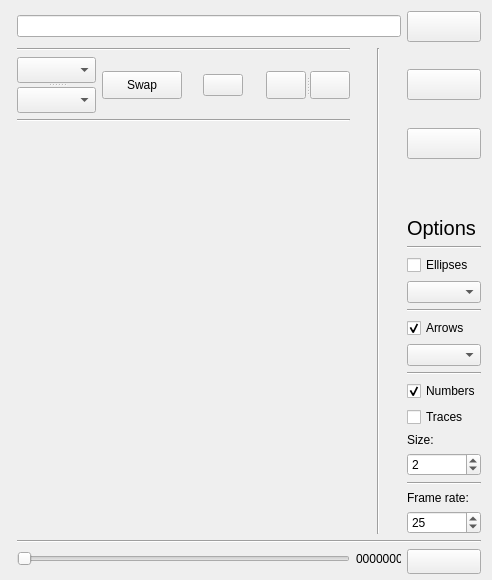
This is src/replay.ui in FastTrackOrg/FastTrack as Qt 5 draws it before an edit. The edited form follows.
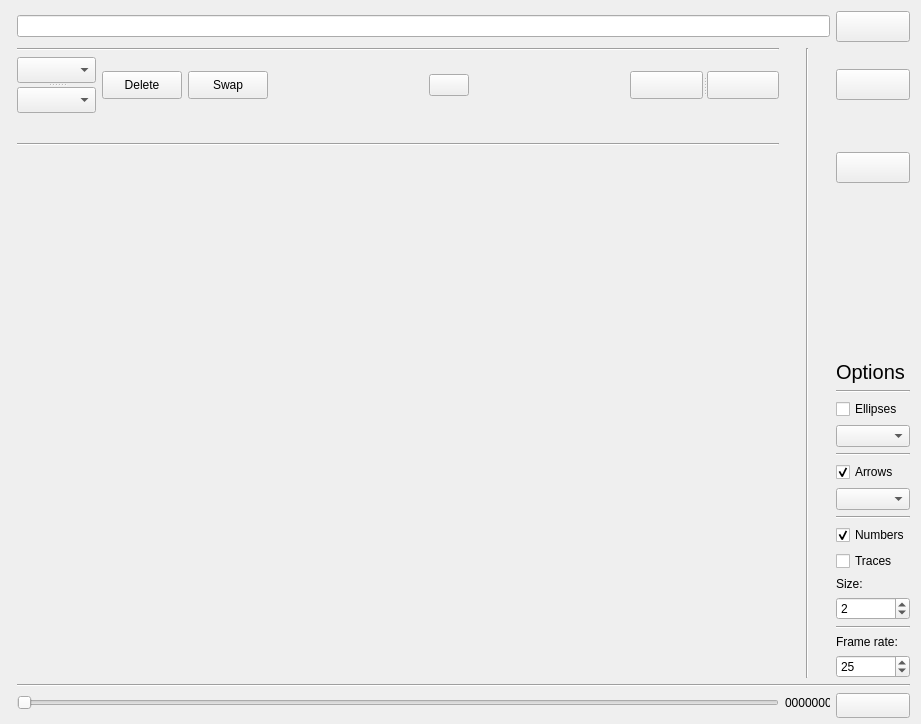
This is the edited form.

Commit message: [feat] replay: add delete option

```diff
--- a/src/replay.ui
+++ b/src/replay.ui
@@ -6,63 +6,138 @@
    <rect>
     <x>0</x>
     <y>0</y>
-    <width>492</width>
-    <height>580</height>
+    <width>921</width>
+    <height>724</height>
    </rect>
   </property>
   <property name="windowTitle">
    <string>Replay</string>
   </property>
   <layout class="QGridLayout" name="gridLayout">
-   <item row="20" column="8">
-    <widget class="QSpinBox" name="replayFps">
-     <property name="minimum">
-      <number>1</number>
+   <item row="7" column="1" colspan="7">
+    <widget class="Line" name="line_4">
+     <property name="orientation">
+      <enum>Qt::Horizontal</enum>
      </property>
-     <property name="maximum">
-      <number>1000</number>
+    </widget>
+   </item>
+   <item row="22" column="9">
+    <widget class="Line" name="line_11">
+     <property name="orientation">
+      <enum>Qt::Horizontal</enum>
      </property>
-     <property name="value">
-      <number>25</number>
+    </widget>
+   </item>
+   <item row="23" column="9">
+    <widget class="QLabel" name="label_2">
+     <property name="text">
+      <string>Frame rate:</string>
+     </property>
+    </widget>
+   </item>
+   <item row="26" column="1" colspan="7">
+    <widget class="QSlider" name="replaySlider">
+     <property name="orientation">
+      <enum>Qt::Horizontal</enum>
+     </property>
+     <property name="invertedAppearance">
+      <bool>false</bool>
+     </property>
+     <property name="invertedControls">
+      <bool>false</bool>
+     </property>
+    </widget>
+   </item>
+   <item row="25" column="1" colspan="9">
+    <widget class="Line" name="line_2">
+     <property name="orientation">
+      <enum>Qt::Horizontal</enum>
+     </property>
+    </widget>
+   </item>
+   <item row="26" column="9">
+    <widget class="QPushButton" name="playReplay">
+     <property name="sizePolicy">
+      <sizepolicy hsizetype="Ignored" vsizetype="Ignored">
+       <horstretch>0</horstretch>
+       <verstretch>0</verstretch>
+      </sizepolicy>
+     </property>
+     <property name="minimumSize">
+      <size>
+       <width>0</width>
+       <height>25</height>
+      </size>
+     </property>
+     <property name="maximumSize">
+      <size>
+       <width>79</width>
+       <height>25</height>
+      </size>
+     </property>
+     <property name="text">
+      <string/>
+     </property>
+     <property name="iconSize">
+      <size>
+       <width>16</width>
+       <height>16</height>
+      </size>
+     </property>
+     <property name="shortcut">
+      <string>Space</string>
+     </property>
+     <property name="checkable">
+      <bool>true</bool>
+     </property>
+     <property name="checked">
+      <bool>false</bool>
+     </property>
+     <property name="autoRepeatDelay">
+      <number>40</number>
+     </property>
+     <property name="autoRepeatInterval">
+      <number>40</number>
+     </property>
+    </widget>
+   </item>
+   <item row="8" column="9">
+    <widget class="QPushButton" name="replaySave">
+     <property name="minimumSize">
+      <size>
+       <width>61</width>
+       <height>31</height>
+      </size>
+     </property>
+     <property name="text">
+      <string/>
+     </property>
+    </widget>
+   </item>
+   <item row="2" column="5">
+    <widget class="QPushButton" name="replayHelp">
+     <property name="text">
+      <string/>
+     </property>
+     <property name="shortcut">
+      <string>H</string>
      </property>
     </widget>
    </item>
    <item row="2" column="6">
-    <widget class="QSplitter" name="splitter">
+    <spacer name="horizontalSpacer_2">
      <property name="orientation">
       <enum>Qt::Horizontal</enum>
      </property>
-     <widget class="QPushButton" name="replayPrevious">
-      <property name="maximumSize">
-       <size>
-        <width>78</width>
-        <height>28</height>
-       </size>
-      </property>
-      <property name="text">
-       <string/>
-      </property>
-      <property name="shortcut">
-       <string>S</string>
-      </property>
-     </widget>
-     <widget class="QPushButton" name="replayNext">
-      <property name="maximumSize">
-       <size>
-        <width>78</width>
-        <height>28</height>
-       </size>
-      </property>
-      <property name="text">
-       <string/>
-      </property>
-      <property name="shortcut">
-       <string>Z</string>
-      </property>
-     </widget>
-    </widget>
+     <property name="sizeHint" stdset="0">
+      <size>
+       <width>18</width>
+       <height>20</height>
+      </size>
+     </property>
+    </spacer>
    </item>
-   <item row="1" column="7" rowspan="20">
+   <item row="1" column="8" rowspan="24">
     <widget class="Line" name="line">
      <property name="sizePolicy">
       <sizepolicy hsizetype="Preferred" vsizetype="Expanding">
@@ -75,97 +150,33 @@
      </property>
     </widget>
    </item>
-   <item row="9" column="8">
-    <widget class="QComboBox" name="ellipseBox">
-     <property name="sizePolicy">
-      <sizepolicy hsizetype="Minimum" vsizetype="Fixed">
-       <horstretch>0</horstretch>
-       <verstretch>0</verstretch>
-      </sizepolicy>
-     </property>
-    </widget>
-   </item>
-   <item row="10" column="8">
-    <widget class="Line" name="line_7">
-     <property name="orientation">
-      <enum>Qt::Horizontal</enum>
-     </property>
-    </widget>
-   </item>
-   <item row="13" column="8">
-    <widget class="Line" name="line_8">
-     <property name="orientation">
-      <enum>Qt::Horizontal</enum>
-     </property>
-    </widget>
-   </item>
-   <item row="4" column="8">
-    <widget class="QPushButton" name="replaySave">
+   <item row="26" column="8">
+    <widget class="QLabel" name="replayNumber">
      <property name="minimumSize">
       <size>
-       <width>61</width>
-       <height>31</height>
+       <width>45</width>
+       <height>20</height>
       </size>
      </property>
-     <property name="text">
-      <string/>
-     </property>
-    </widget>
-   </item>
-   <item row="7" column="8">
-    <widget class="Line" name="line_10">
-     <property name="orientation">
-      <enum>Qt::Horizontal</enum>
-     </property>
-    </widget>
-   </item>
-   <item row="21" column="1" colspan="8">
-    <widget class="Line" name="line_2">
-     <property name="orientation">
-      <enum>Qt::Horizontal</enum>
-     </property>
-    </widget>
-   </item>
-   <item row="2" column="8">
-    <widget class="QPushButton" name="replayRefresh">
-     <property name="sizePolicy">
-      <sizepolicy hsizetype="Minimum" vsizetype="Fixed">
-       <horstretch>0</horstretch>
-       <verstretch>0</verstretch>
-      </sizepolicy>
-     </property>
-     <property name="minimumSize">
+     <property name="maximumSize">
       <size>
-       <width>0</width>
-       <height>31</height>
+       <width>45</width>
+       <height>16777215</height>
       </size>
      </property>
      <property name="text">
-      <string/>
+      <string>0000000</string>
      </property>
     </widget>
    </item>
-   <item row="5" column="8">
-    <spacer name="verticalSpacer">
-     <property name="orientation">
-      <enum>Qt::Vertical</enum>
-     </property>
-     <property name="sizeHint" stdset="0">
-      <size>
-       <width>20</width>
-       <height>2</height>
-      </size>
-     </property>
-    </spacer>
-   </item>
-   <item row="19" column="8">
-    <widget class="QLabel" name="label_2">
+   <item row="20" column="9">
+    <widget class="QLabel" name="label">
      <property name="text">
-      <string>Frame rate:</string>
+      <string>Size:</string>
      </property>
     </widget>
    </item>
-   <item row="12" column="8">
+   <item row="16" column="9">
     <widget class="QComboBox" name="arrowBox">
      <property name="sizePolicy">
       <sizepolicy hsizetype="Minimum" vsizetype="Fixed">
@@ -175,8 +186,21 @@
      </property>
     </widget>
    </item>
-   <item row="0" column="8">
-    <widget class="QPushButton" name="replayOpen">
+   <item row="21" column="9">
+    <widget class="QSpinBox" name="replaySize">
+     <property name="minimum">
+      <number>1</number>
+     </property>
+     <property name="maximum">
+      <number>150</number>
+     </property>
+     <property name="value">
+      <number>2</number>
+     </property>
+    </widget>
+   </item>
+   <item row="2" column="9">
+    <widget class="QPushButton" name="replayRefresh">
      <property name="sizePolicy">
       <sizepolicy hsizetype="Minimum" vsizetype="Fixed">
        <horstretch>0</horstretch>
@@ -185,26 +209,45 @@
      </property>
      <property name="minimumSize">
       <size>
-       <width>61</width>
+       <width>0</width>
        <height>31</height>
       </size>
      </property>
      <property name="text">
       <string/>
      </property>
-     <property name="shortcut">
-      <string>O</string>
+    </widget>
+   </item>
+   <item row="24" column="9">
+    <widget class="QSpinBox" name="replayFps">
+     <property name="minimum">
+      <number>1</number>
      </property>
+     <property name="maximum">
+      <number>1000</number>
+     </property>
+     <property name="value">
+      <number>25</number>
+     </property>
     </widget>
    </item>
-   <item row="8" column="8">
-    <widget class="QCheckBox" name="replayEllipses">
+   <item row="8" column="1" rowspan="17" colspan="7">
+    <widget class="QLabel" name="replayDisplay">
+     <property name="sizePolicy">
+      <sizepolicy hsizetype="Ignored" vsizetype="Ignored">
+       <horstretch>0</horstretch>
+       <verstretch>0</verstretch>
+      </sizepolicy>
+     </property>
      <property name="text">
-      <string>Ellipses</string>
+      <string/>
+     </property>
+     <property name="alignment">
+      <set>Qt::AlignCenter</set>
      </property>
     </widget>
    </item>
-   <item row="6" column="8">
+   <item row="10" column="9">
     <widget class="QLabel" name="label_3">
      <property name="sizePolicy">
       <sizepolicy hsizetype="Minimum" vsizetype="Fixed">
@@ -226,75 +269,64 @@
     </widget>
    </item>
    <item row="2" column="4">
-    <widget class="QPushButton" name="replayHelp">
-     <property name="text">
-      <string/>
+    <spacer name="horizontalSpacer">
+     <property name="orientation">
+      <enum>Qt::Horizontal</enum>
      </property>
-     <property name="shortcut">
-      <string>H</string>
+     <property name="sizeHint" stdset="0">
+      <size>
+       <width>16</width>
+       <height>20</height>
+      </size>
      </property>
-    </widget>
+    </spacer>
    </item>
-   <item row="16" column="8">
-    <widget class="QLabel" name="label">
+   <item row="15" column="9">
+    <widget class="QCheckBox" name="replayArrows">
      <property name="text">
-      <string>Size:</string>
+      <string>Arrows</string>
      </property>
-    </widget>
-   </item>
-   <item row="15" column="8">
-    <widget class="QCheckBox" name="replayTrace">
-     <property name="text">
-      <string>Traces</string>
+     <property name="checked">
+      <bool>true</bool>
      </property>
     </widget>
    </item>
-   <item row="22" column="8">
-    <widget class="QPushButton" name="playReplay">
+   <item row="13" column="9">
+    <widget class="QComboBox" name="ellipseBox">
      <property name="sizePolicy">
-      <sizepolicy hsizetype="Ignored" vsizetype="Ignored">
+      <sizepolicy hsizetype="Minimum" vsizetype="Fixed">
        <horstretch>0</horstretch>
        <verstretch>0</verstretch>
       </sizepolicy>
      </property>
-     <property name="minimumSize">
-      <size>
-       <width>0</width>
-       <height>25</height>
-      </size>
-     </property>
+    </widget>
+   </item>
+   <item row="2" column="2">
+    <widget class="QPushButton" name="deleteData">
      <property name="maximumSize">
       <size>
-       <width>79</width>
-       <height>25</height>
+       <width>80</width>
+       <height>28</height>
       </size>
      </property>
      <property name="text">
-      <string/>
-     </property>
-     <property name="iconSize">
-      <size>
-       <width>16</width>
-       <height>16</height>
-      </size>
-     </property>
-     <property name="shortcut">
-      <string>Space</string>
-     </property>
-     <property name="checkable">
-      <bool>true</bool>
-     </property>
-     <property name="checked">
-      <bool>false</bool>
-     </property>
-     <property name="autoRepeatDelay">
-      <number>40</number>
-     </property>
-     <property name="autoRepeatInterval">
-      <number>40</number>
+      <string>Delete</string>
      </property>
     </widget>
    </item>
+   <item row="9" column="9">
+    <spacer name="verticalSpacer">
+     <property name="orientation">
+      <enum>Qt::Vertical</enum>
+     </property>
+     <property name="sizeHint" stdset="0">
+      <size>
+       <width>20</width>
+       <height>2</height>
+      </size>
+     </property>
+    </spacer>
+   </item>
    <item row="2" column="1">
     <widget class="QSplitter" name="splitter_2">
      <property name="orientation">
@@ -330,7 +362,71 @@
      </widget>
     </widget>
    </item>
-   <item row="14" column="8">
+   <item row="2" column="7">
+    <widget class="QSplitter" name="splitter">
+     <property name="orientation">
+      <enum>Qt::Horizontal</enum>
+     </property>
+     <widget class="QPushButton" name="replayPrevious">
+      <property name="maximumSize">
+       <size>
+        <width>78</width>
+        <height>28</height>
+       </size>
+      </property>
+      <property name="text">
+       <string/>
+      </property>
+      <property name="shortcut">
+       <string>S</string>
+      </property>
+     </widget>
+     <widget class="QPushButton" name="replayNext">
+      <property name="maximumSize">
+       <size>
+        <width>78</width>
+        <height>28</height>
+       </size>
+      </property>
+      <property name="text">
+       <string/>
+      </property>
+      <property name="shortcut">
+       <string>Z</string>
+      </property>
+     </widget>
+    </widget>
+   </item>
+   <item row="8" column="0">
+    <widget class="Line" name="line_3">
+     <property name="orientation">
+      <enum>Qt::Horizontal</enum>
+     </property>
+    </widget>
+   </item>
+   <item row="0" column="9">
+    <widget class="QPushButton" name="replayOpen">
+     <property name="sizePolicy">
+      <sizepolicy hsizetype="Minimum" vsizetype="Fixed">
+       <horstretch>0</horstretch>
+       <verstretch>0</verstretch>
+      </sizepolicy>
+     </property>
+     <property name="minimumSize">
+      <size>
+       <width>61</width>
+       <height>31</height>
+      </size>
+     </property>
+     <property name="text">
+      <string/>
+     </property>
+     <property name="shortcut">
+      <string>O</string>
+     </property>
+    </widget>
+   </item>
+   <item row="18" column="9">
     <widget class="QCheckBox" name="replayNumbers">
      <property name="text">
       <string>Numbers</string>
@@ -340,109 +436,52 @@
      </property>
     </widget>
    </item>
-   <item row="4" column="0">
-    <widget class="Line" name="line_3">
+   <item row="14" column="9">
+    <widget class="Line" name="line_7">
      <property name="orientation">
       <enum>Qt::Horizontal</enum>
      </property>
     </widget>
    </item>
-   <item row="18" column="8">
-    <widget class="Line" name="line_11">
-     <property name="orientation">
-      <enum>Qt::Horizontal</enum>
-     </property>
-    </widget>
-   </item>
-   <item row="2" column="2">
-    <widget class="QPushButton" name="swapReplay">
-     <property name="maximumSize">
-      <size>
-       <width>80</width>
-       <height>28</height>
-      </size>
-     </property>
+   <item row="12" column="9">
+    <widget class="QCheckBox" name="replayEllipses">
      <property name="text">
-      <string>Swap</string>
+      <string>Ellipses</string>
      </property>
      <property name="shortcut">
       <string>Return</string>
      </property>
     </widget>
    </item>
-   <item row="3" column="1" colspan="6">
-    <widget class="Line" name="line_4">
+   <item row="17" column="9">
+    <widget class="Line" name="line_8">
      <property name="orientation">
       <enum>Qt::Horizontal</enum>
      </property>
     </widget>
    </item>
-   <item row="2" column="3">
-    <spacer name="horizontalSpacer">
+   <item row="1" column="1" colspan="7">
+    <widget class="Line" name="line_9">
      <property name="orientation">
       <enum>Qt::Horizontal</enum>
      </property>
-     <property name="sizeHint" stdset="0">
-      <size>
-       <width>16</width>
-       <height>20</height>
-      </size>
-     </property>
-    </spacer>
-   </item>
-   <item row="11" column="8">
-    <widget class="QCheckBox" name="replayArrows">
-     <property name="text">
-      <string>Arrows</string>
-     </property>
-     <property name="checked">
-      <bool>true</bool>
-     </property>
     </widget>
    </item>
-   <item row="17" column="8">
-    <widget class="QSpinBox" name="replaySize">
-     <property name="minimum">
-      <number>1</number>
+   <item row="11" column="9">
+    <widget class="Line" name="line_10">
+     <property name="orientation">
+      <enum>Qt::Horizontal</enum>
      </property>
-     <property name="maximum">
-      <number>150</number>
-     </property>
-     <property name="value">
-      <number>2</number>
-     </property>
     </widget>
    </item>
-   <item row="4" column="1" rowspan="17" colspan="6">
-    <widget class="QLabel" name="replayDisplay">
-     <property name="sizePolicy">
-      <sizepolicy hsizetype="Ignored" vsizetype="Ignored">
-       <horstretch>0</horstretch>
-       <verstretch>0</verstretch>
-      </sizepolicy>
-     </property>
+   <item row="19" column="9">
+    <widget class="QCheckBox" name="replayTrace">
      <property name="text">
-      <string/>
+      <string>Traces</string>
      </property>
-     <property name="alignment">
-      <set>Qt::AlignCenter</set>
-     </property>
     </widget>
    </item>
-   <item row="2" column="5">
-    <spacer name="horizontalSpacer_2">
-     <property name="orientation">
-      <enum>Qt::Horizontal</enum>
-     </property>
-     <property name="sizeHint" stdset="0">
-      <size>
-       <width>18</width>
-       <height>20</height>
-      </size>
-     </property>
-    </spacer>
-   </item>
-   <item row="0" column="1" colspan="7">
+   <item row="0" column="1" colspan="8">
     <widget class="QLineEdit" name="replayPath">
      <property name="dragEnabled">
       <bool>true</bool>
@@ -452,42 +491,19 @@
      </property>
     </widget>
    </item>
-   <item row="1" column="1" colspan="6">
-    <widget class="Line" name="line_9">
-     <property name="orientation">
-      <enum>Qt::Horizontal</enum>
-     </property>
-    </widget>
-   </item>
-   <item row="22" column="7">
-    <widget class="QLabel" name="replayNumber">
-     <property name="minimumSize">
-      <size>
-       <width>45</width>
-       <height>20</height>
-      </size>
-     </property>
+   <item row="2" column="3">
+    <widget class="QPushButton" name="swapReplay">
      <property name="maximumSize">
       <size>
-       <width>45</width>
-       <height>16777215</height>
+       <width>80</width>
+       <height>28</height>
       </size>
      </property>
      <property name="text">
-      <string>0000000</string>
+      <string>Swap</string>
      </property>
-    </widget>
-   </item>
-   <item row="22" column="1" colspan="6">
-    <widget class="QSlider" name="replaySlider">
-     <property name="orientation">
-      <enum>Qt::Horizontal</enum>
-     </property>
-     <property name="invertedAppearance">
-      <bool>false</bool>
-     </property>
-     <property name="invertedControls">
-      <bool>false</bool>
+     <property name="shortcut">
+      <string>Return</string>
      </property>
     </widget>
    </item>
```
Left out of the diff: 3 changed lines with no effect on the pictures. The commit also changes 5 other files.
